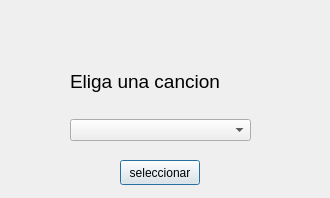
Above: GUILBass/forms/dialogjugar.ui from mgoyret/UTN_FRBA_INFO_II_2020_TPO_LASER-BASS before the change. Below: the same form after it.
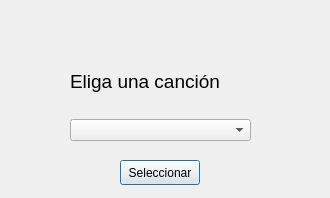
That is the form after the change.

```diff
--- a/GUILBass/forms/dialogjugar.ui
+++ b/GUILBass/forms/dialogjugar.ui
@@ -31,7 +31,7 @@
        </font>
       </property>
       <property name="text">
-       <string>Eliga una cancion</string>
+       <string>Eliga una canción</string>
       </property>
      </widget>
     </item>
@@ -50,7 +50,7 @@
     </rect>
    </property>
    <property name="text">
-    <string>seleccionar</string>
+    <string>Seleccionar</string>
    </property>
   </widget>
  </widget>
```
